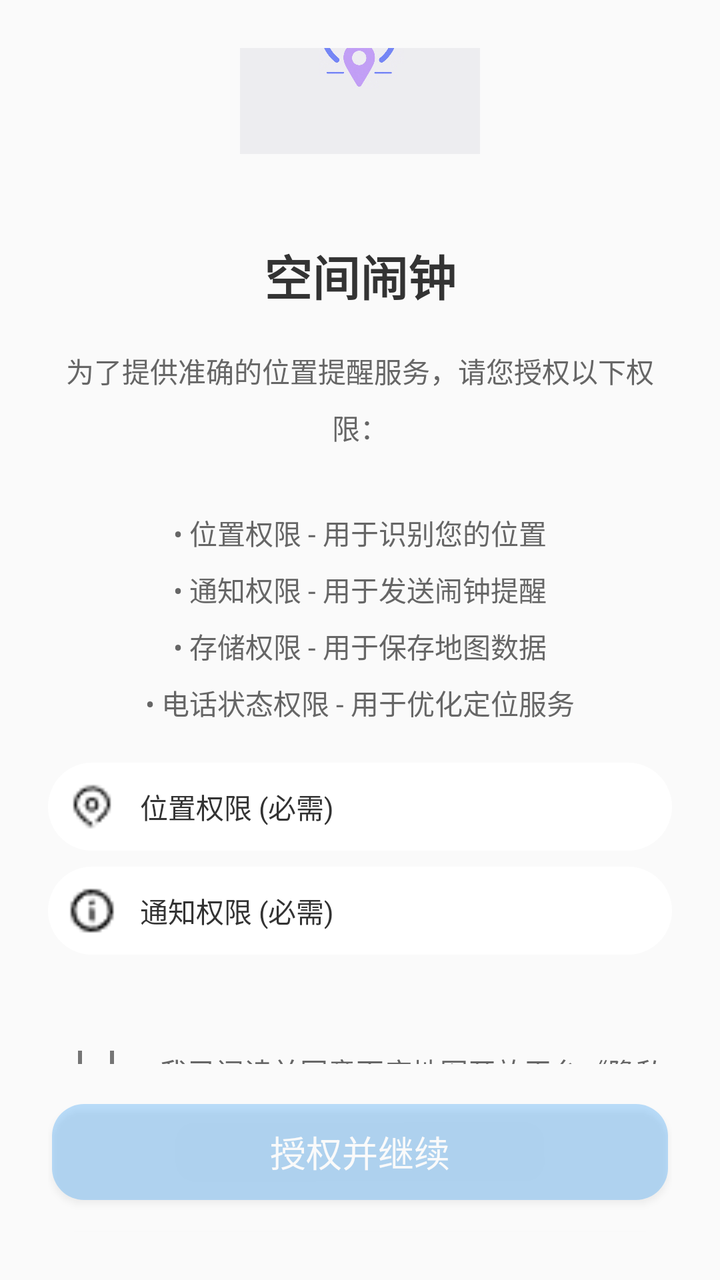
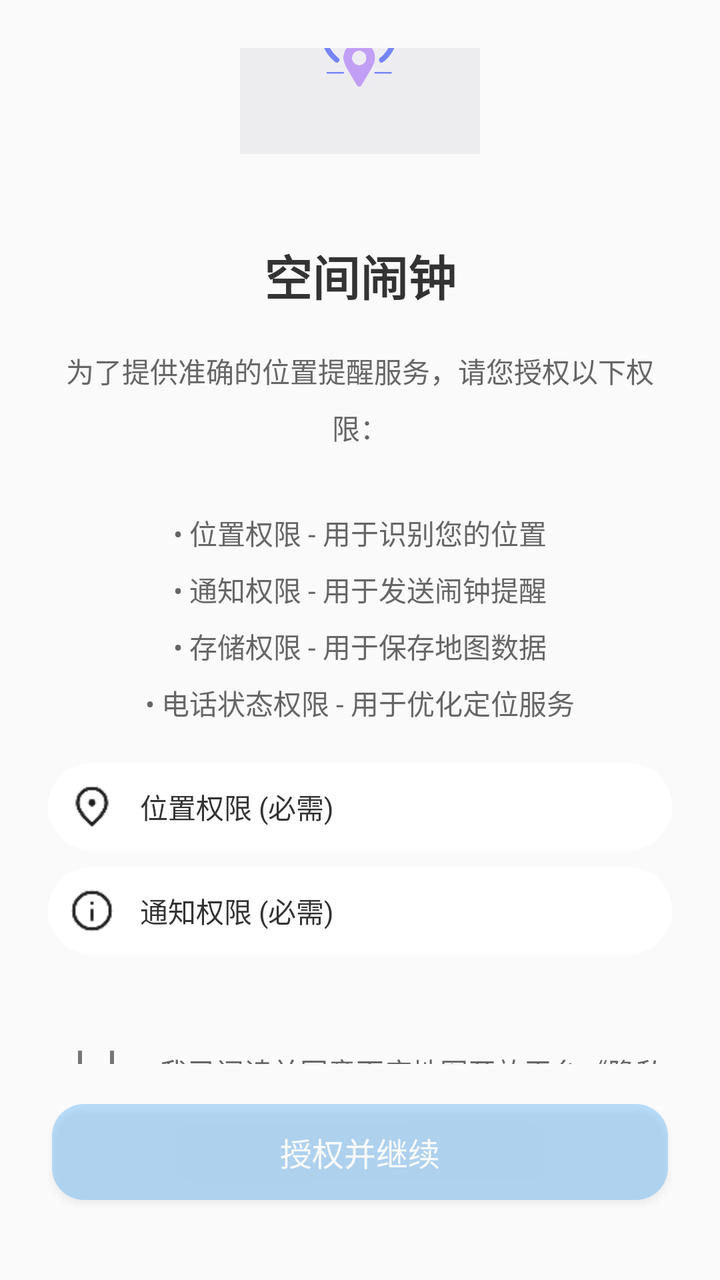

An Android layout rendered at two revisions. The XML below is the earlier revision; the diff shows what the commit changed to produce the second picture.
<!-- AndroidManifest.xml: application theme AppTheme -->
<!-- res/layout/activity_permission.xml -->
<?xml version="1.0" encoding="utf-8"?>
<LinearLayout xmlns:android="http://schemas.android.com/apk/res/android"
    xmlns:app="http://schemas.android.com/apk/res-auto"
    android:layout_width="match_parent"
    android:layout_height="match_parent"
    android:orientation="vertical"
    android:padding="24dp"
    android:gravity="center"
    android:background="#FAFAFA">

    
    <ImageView
        android:layout_width="120dp"
        android:layout_height="120dp"
        android:src="@drawable/icon"
        android:layout_marginBottom="40dp"
        android:contentDescription="应用图标" />

    
    <TextView
        android:layout_width="wrap_content"
        android:layout_height="wrap_content"
        android:text="空间闹钟"
        android:textSize="24sp"
        android:textColor="#333333"
        android:textStyle="bold"
        android:layout_marginBottom="20dp" />

    
    <TextView
        android:id="@+id/permission_explanation"
        android:layout_width="match_parent"
        android:layout_height="wrap_content"
        android:text="为了提供准确的位置提醒服务，请您授权以下权限：\n\n• 位置权限 - 用于识别您的位置\n• 通知权限 - 用于发送闹钟提醒\n• 存储权限 - 用于保存地图数据\n• 电话状态权限 - 用于优化定位服务"
        android:textSize="14sp"
        android:textColor="#666666"
        android:lineSpacingExtra="8dp"
        android:layout_marginBottom="20dp"
        android:gravity="center" />

    
    <LinearLayout
        android:layout_width="match_parent"
        android:layout_height="wrap_content"
        android:orientation="vertical"
        android:layout_marginBottom="40dp">
        
        
        <LinearLayout
            android:layout_width="match_parent"
            android:layout_height="wrap_content"
            android:orientation="horizontal"
            android:gravity="center_vertical"
            android:padding="10dp"
            android:background="@drawable/rounded_background_white"
            android:layout_marginBottom="8dp">
            <ImageView
                android:layout_width="24dp"
                android:layout_height="24dp"
                android:src="@drawable/locate"
                android:layout_marginRight="12dp" />
            <TextView
                android:layout_width="match_parent"
                android:layout_height="wrap_content"
                android:text="位置权限 (必需)"
                android:textSize="14sp"
                android:textColor="#333333" />
        </LinearLayout>

        <LinearLayout
            android:layout_width="match_parent"
            android:layout_height="wrap_content"
            android:orientation="horizontal"
            android:gravity="center_vertical"
            android:padding="10dp"
            android:background="@drawable/rounded_background_white"
            android:layout_marginBottom="8dp">
            <ImageView
                android:layout_width="24dp"
                android:layout_height="24dp"
                android:src="@drawable/ic_notification"
                android:layout_marginRight="12dp" />
            <TextView
                android:layout_width="match_parent"
                android:layout_height="wrap_content"
                android:text="通知权限 (必需)"
                android:textSize="14sp"
                android:textColor="#333333" />
        </LinearLayout>
    </LinearLayout>

    
    <LinearLayout
        android:layout_width="match_parent"
        android:layout_height="wrap_content"
        android:orientation="horizontal"
        android:gravity="center_vertical"
        android:layout_marginBottom="20dp">
        <CheckBox
            android:id="@+id/baidu_agreement_checkbox"
            android:layout_width="wrap_content"
            android:layout_height="wrap_content"
            android:layout_marginRight="8dp" />
        <TextView
            android:id="@+id/baidu_agreement_text"
            android:layout_width="match_parent"
            android:layout_height="wrap_content"
            android:text="我已阅读并同意百度地图开放平台《隐私政策》和《用户协议》"
            android:textSize="14sp"
            android:textColor="#666666" />
    </LinearLayout>

    
    <androidx.appcompat.widget.AppCompatButton
        android:id="@+id/authorize_button"
        android:layout_width="match_parent"
        android:layout_height="48dp"
        android:text="授权并继续"
        android:textSize="18sp"
        android:textColor="#FAFAFA"
        android:background="@drawable/rounded_background_blue"
        android:textAllCaps="false"
        android:layout_marginBottom="16dp"
        android:layout_marginHorizontal="2dp"
        app:backgroundTint="@null" /> 

    
    <androidx.appcompat.widget.AppCompatButton
        android:id="@+id/cancel_button"
        android:layout_width="match_parent"
        android:layout_height="48dp"
        android:text="取消"
        android:textSize="18sp"
        android:textColor="#666"
        android:background="@drawable/rounded_background_white_2"
        android:textAllCaps="false"
        android:layout_marginBottom="16dp"
        android:layout_marginHorizontal="2dp"
        app:backgroundTint="@null" /> 

</LinearLayout>
<!-- resources referenced by this layout -->
<resources>
  <!-- drawable ic_notification: png bitmap (drawable, 310 bytes) -->
  <!-- drawable icon: png bitmap (drawable, 600987 bytes) -->
  <!-- drawable locate: png bitmap (drawable, 308 bytes) -->
  <!-- drawable rounded_background_blue (drawable) -->
  <?xml version="1.0" encoding="utf-8"?>
  <shape xmlns:android="http://schemas.android.com/apk/res/android"
      android:shape="rectangle">
      <solid android:color="#4D2196F3"/>
      <corners android:radius="16dp"/>
  </shape>
  <!-- drawable rounded_background_white (drawable) -->
  <?xml version="1.0" encoding="utf-8"?>
  <shape xmlns:android="http://schemas.android.com/apk/res/android"
      android:shape="rectangle">
      <solid android:color="#FFFFFF"/>
      <corners android:radius="24dp"/>
  </shape>
  <!-- drawable rounded_background_white_2 (drawable) -->
  <?xml version="1.0" encoding="utf-8"?>
  <shape xmlns:android="http://schemas.android.com/apk/res/android"
      android:shape="rectangle">
      <solid android:color="#FFFFFF"/>
      <corners android:radius="16dp"/>
  </shape>
  <style name="AppTheme" parent="Theme.MaterialComponents.Light.NoActionBar">
          <item name="colorPrimary">@color/primary</item>
          <item name="colorPrimaryDark">@color/primary_dark</item>
          <item name="colorAccent">@color/primary</item>
          <item name="android:windowBackground">@color/background</item>
      </style>
  <color name="primary">#757575</color>
  <color name="primary_dark">#424242</color>
  <color name="background">#FAFAFA</color>
</resources>

<!-- the commit's change to res/layout/activity_permission.xml (unified diff, before → after) -->
@@ -57,7 +57,7 @@
             <ImageView
                 android:layout_width="24dp"
                 android:layout_height="24dp"
-                android:src="@drawable/locate"
+                android:src="@drawable/locate_32"
                 android:layout_marginRight="12dp" />
             <TextView
                 android:layout_width="match_parent"
@@ -78,7 +78,7 @@
             <ImageView
                 android:layout_width="24dp"
                 android:layout_height="24dp"
-                android:src="@drawable/ic_notification"
+                android:src="@drawable/ic_notification_32"
                 android:layout_marginRight="12dp" />
             <TextView
                 android:layout_width="match_parent"
@@ -116,7 +116,7 @@
         android:layout_width="match_parent"
         android:layout_height="48dp"
         android:text="授权并继续"
-        android:textSize="18sp"
+        android:textSize="16sp"
         android:textColor="#FAFAFA"
         android:background="@drawable/rounded_background_blue"
         android:textAllCaps="false"
@@ -130,7 +130,7 @@
         android:layout_width="match_parent"
         android:layout_height="48dp"
         android:text="取消"
-        android:textSize="18sp"
+        android:textSize="16sp"
         android:textColor="#666"
         android:background="@drawable/rounded_background_white_2"
         android:textAllCaps="false"
<!-- resource entries referenced after the edit -->
@@ -1,8 +1,8 @@
 <!-- resources referenced by this layout -->
 <resources>
-  <!-- drawable ic_notification: png bitmap (drawable, 310 bytes) -->
+  <!-- drawable ic_notification_32: png bitmap (drawable, 786 bytes) -->
   <!-- drawable icon: png bitmap (drawable, 600987 bytes) -->
-  <!-- drawable locate: png bitmap (drawable, 308 bytes) -->
+  <!-- drawable locate_32: png bitmap (drawable, 777 bytes) -->
   <!-- drawable rounded_background_blue (drawable) -->
   <?xml version="1.0" encoding="utf-8"?>
   <shape xmlns:android="http://schemas.android.com/apk/res/android"
